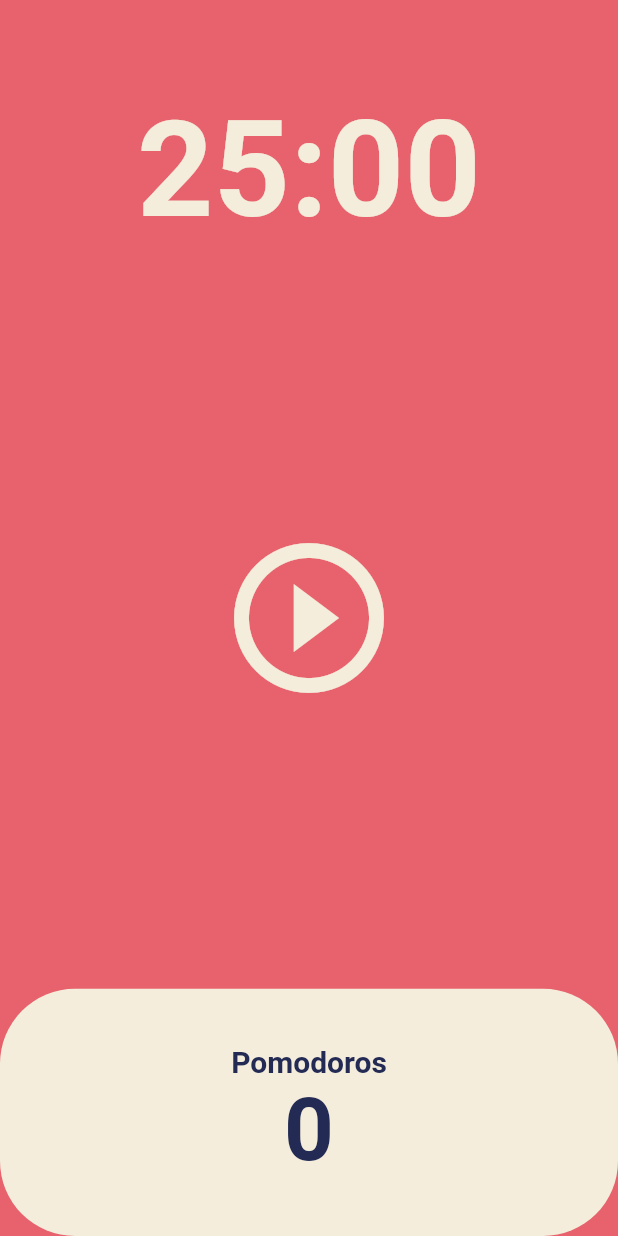
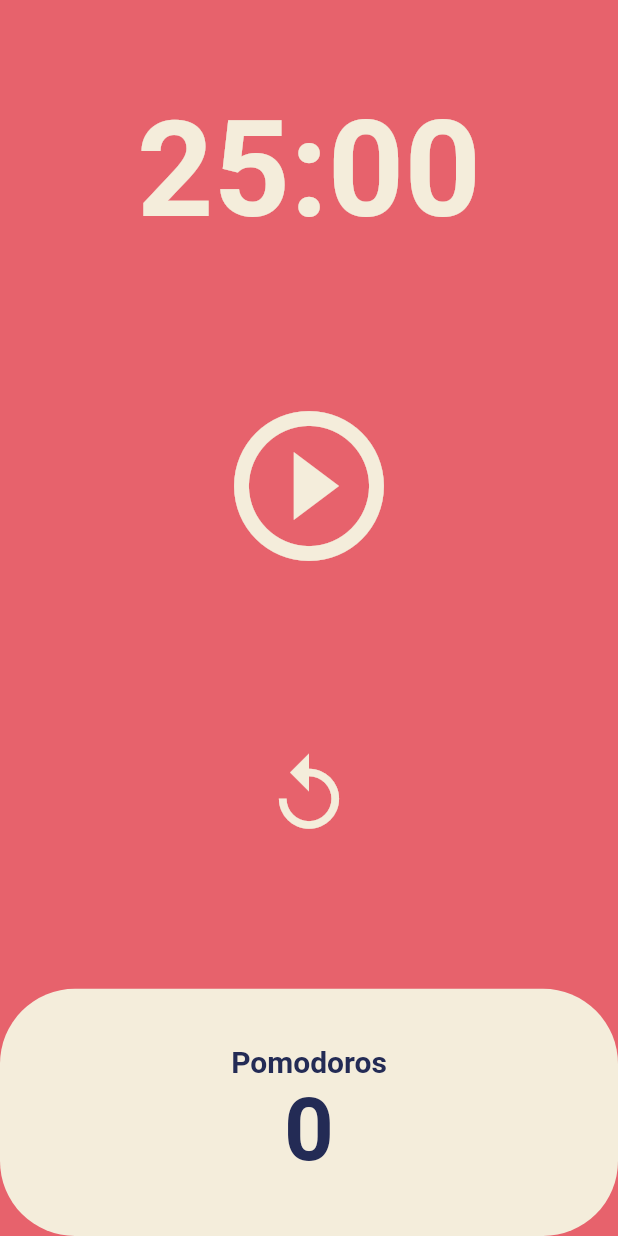
Before and after one commit to hyungraelee/Flutter_basic, a Flutter app: the screen it shows after launch, on a phone screen of 412 x 824 dp. Run offline on Flutter 3.47's test engine with Material 2 defaults, Android fonts, the phone set to English and light mode, and no system bars.

Commit message:
5.4 Code Challenge(nomadcoders)

```diff
--- a/toonflix/lib/screens/home_screen.dart
+++ b/toonflix/lib/screens/home_screen.dart
@@ -47,6 +47,14 @@ class _HomeScreenState extends State<HomeScreen> {
     });
   }
 
+  void onResetPressed() {
+    timer.cancel();
+    setState(() {
+      isRunning = false;
+      totalSeconds = twentyFiveMinutes;
+    });
+  }
+
   String format(int seconds) {
     var duration = Duration(seconds: seconds);
     return duration.toString().split(".").first.substring(2, 7);
@@ -75,13 +83,27 @@ class _HomeScreenState extends State<HomeScreen> {
           Flexible(
             flex: 3,
             child: Center(
-              child: IconButton(
+              child: Column(
+                mainAxisAlignment: MainAxisAlignment.center,
+                children: [
+                  IconButton(
                     color: Theme.of(context).cardColor,
                     iconSize: 120,
                     onPressed: isRunning ? onPausePressed : onStartPressed,
                     icon: Icon(isRunning
                         ? Icons.pause_circle_outline
                         : Icons.play_circle_outline),
+                  ),
+                  const SizedBox(
+                    height: 100,
+                  ),
+                  IconButton(
+                    color: Theme.of(context).cardColor,
+                    iconSize: 60,
+                    onPressed: onResetPressed,
+                    icon: const Icon(Icons.replay_outlined),
+                  ),
+                ],
               ),
             ),
           ),
```
Lines whose indentation alone changed are shown as unchanged.
